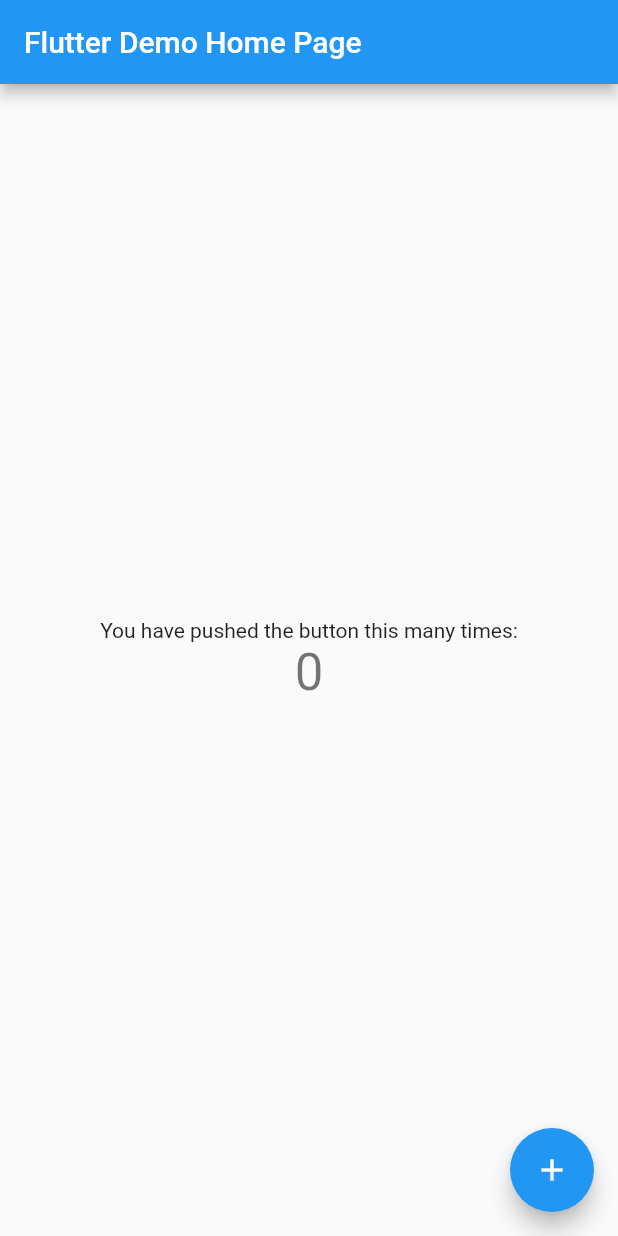
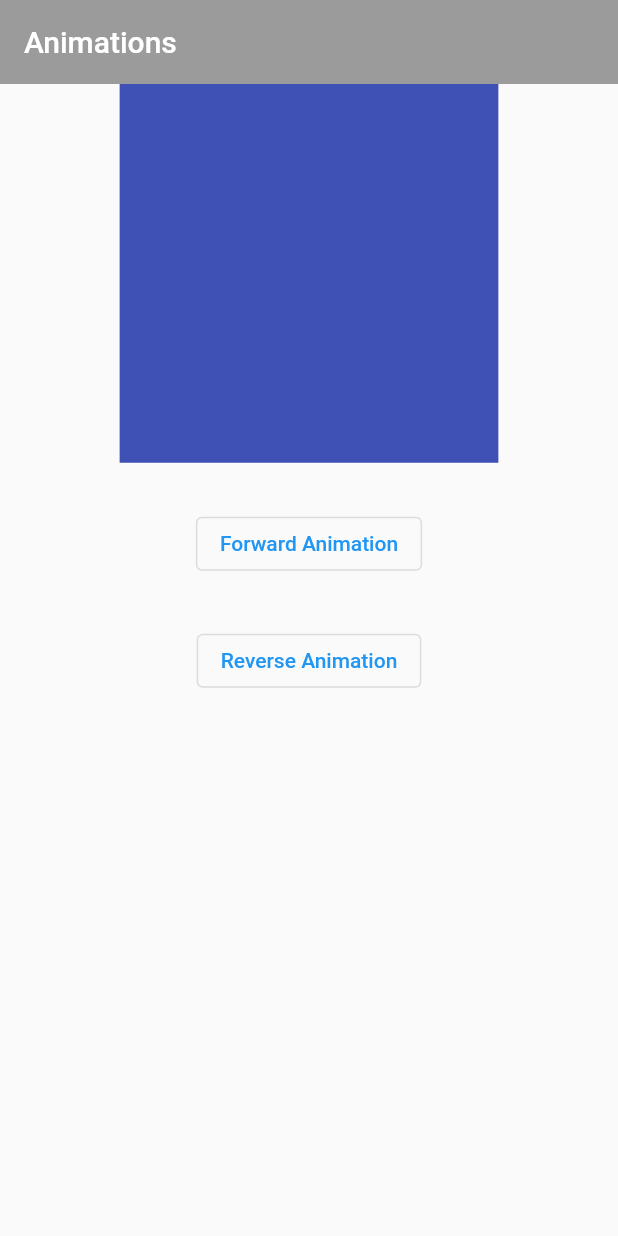
Before and after one commit to DipakShrestha-ADS/animations, a Flutter app: the screen it shows after launch, on a phone screen of 412 x 824 dp. Run offline on Flutter 3.47's test engine with Material 2 defaults, Android fonts, the phone set to English and light mode, and no system bars; our stand-ins replace flutter_bloc.

Commit message:
animations

```diff
--- a/lib/animations/animation_cubit.dart
+++ b/lib/animations/animation_cubit.dart
@@ -0,0 +1,23 @@
+import 'package:flutter/material.dart';
+import 'package:flutter_bloc/flutter_bloc.dart';
+
+class AnimationCubit extends Cubit<AnimationState> {
+  AnimationCubit() : super(AnimationState());
+
+  void animate(Animation<double> animation) {
+    emit(
+      AnimationState(
+        animation: animation,
+        height: animation.value,
+        width: animation.value,
+      ),
+    );
+  }
+}
+
+class AnimationState {
+  Animation? animation;
+  double? height;
+  double? width;
+  AnimationState({this.animation, height = 100, width = 100});
+}
--- a/lib/animations/animation_screen.dart
+++ b/lib/animations/animation_screen.dart
@@ -0,0 +1,86 @@
+import 'package:flutter/material.dart';
+
+class AnimationScreen extends StatefulWidget {
+  const AnimationScreen({Key? key}) : super(key: key);
+
+  @override
+  State<AnimationScreen> createState() => _AnimationScreenState();
+}
+
+class _AnimationScreenState extends State<AnimationScreen>
+    with SingleTickerProviderStateMixin {
+  late AnimationController animationController;
+  late Animation<double> animation;
+
+  @override
+  void initState() {
+    super.initState();
+    animationController = AnimationController(
+      vsync: this,
+      duration: const Duration(
+        seconds: 5,
+      ),
+      reverseDuration: const Duration(
+        seconds: 5,
+      ),
+    );
+    animation = Tween<double>(begin: 50, end: 500).animate(animationController)
+      ..addStatusListener((animationStatus) {
+        print("animation:${animation.value}");
+        if (animationStatus == AnimationStatus.completed) {
+          animationController.reverse();
+        } else if (animationStatus == AnimationStatus.dismissed) {
+          animationController.forward();
+        }
+      })
+      ..addListener(() {
+        // setState(() {});
+      });
+
+    animationController.forward();
+  }
+
+  @override
+  void dispose() {
+    animationController.dispose();
+    super.dispose();
+  }
+
+  @override
+  Widget build(BuildContext context) {
+    return Center(
+      child: Column(
+        children: [
+          AnimatedBuilder(
+            animation: animation,
+            builder: (context, child) {
+              return Container(
+                height: animation.value,
+                width: animation.value,
+                color: Colors.indigo,
+              );
+            },
+          ),
+          const SizedBox(
+            height: 30,
+          ),
+          OutlinedButton(
+            onPressed: () {
+              animationController.forward();
+            },
+            child: const Text("Forward Animation"),
+          ),
+          const SizedBox(
+            height: 30,
+          ),
+          OutlinedButton(
+            onPressed: () {
+              animationController.reverse();
+            },
+            child: const Text("Reverse Animation"),
+          ),
+        ],
+      ),
+    );
+  }
+}
--- a/lib/main.dart
+++ b/lib/main.dart
@@ -1,4 +1,8 @@
+import 'package:animations/animations/animation_cubit.dart';
 import 'package:flutter/material.dart';
+import 'package:flutter_bloc/flutter_bloc.dart';
+
+import 'animations/animation_screen.dart';
 
 void main() {
   runApp(const MyApp());
@@ -7,109 +11,22 @@ void main() {
 class MyApp extends StatelessWidget {
   const MyApp({Key? key}) : super(key: key);
 
-  // This widget is the root of your application.
   @override
   Widget build(BuildContext context) {
     return MaterialApp(
-      title: 'Flutter Demo',
-      theme: ThemeData(
-        // This is the theme of your application.
-        //
-        // Try running your application with "flutter run". You'll see the
-        // application has a blue toolbar. Then, without quitting the app, try
-        // changing the primarySwatch below to Colors.green and then invoke
-        // "hot reload" (press "r" in the console where you ran "flutter run",
-        // or simply save your changes to "hot reload" in a Flutter IDE).
-        // Notice that the counter didn't reset back to zero; the application
-        // is not restarted.
-        primarySwatch: Colors.blue,
+      debugShowCheckedModeBanner: false,
+      home: Scaffold(
+        appBar: AppBar(
+          backgroundColor: Colors.black38,
+          elevation: 0,
+          title: const Text("Animations"),
+        ),
+        body: BlocProvider(
+            create: (BuildContext context) {
+              return AnimationCubit();
+            },
+            child: const AnimationScreen()),
       ),
-      home: const MyHomePage(title: 'Flutter Demo Home Page'),
     );
   }
 }
-
-class MyHomePage extends StatefulWidget {
-  const MyHomePage({Key? key, required this.title}) : super(key: key);
-
-  // This widget is the home page of your application. It is stateful, meaning
-  // that it has a State object (defined below) that contains fields that affect
-  // how it looks.
-
-  // This class is the configuration for the state. It holds the values (in this
-  // case the title) provided by the parent (in this case the App widget) and
-  // used by the build method of the State. Fields in a Widget subclass are
-  // always marked "final".
-
-  final String title;
-
-  @override
-  State<MyHomePage> createState() => _MyHomePageState();
-}
-
-class _MyHomePageState extends State<MyHomePage> {
-  int _counter = 0;
-
-  void _incrementCounter() {
-    setState(() {
-      // This call to setState tells the Flutter framework that something has
-      // changed in this State, which causes it to rerun the build method below
-      // so that the display can reflect the updated values. If we changed
-      // _counter without calling setState(), then the build method would not be
-      // called again, and so nothing would appear to happen.
-      _counter++;
-    });
-  }
-
-  @override
-  Widget build(BuildContext context) {
-    // This method is rerun every time setState is called, for instance as done
-    // by the _incrementCounter method above.
-    //
-    // The Flutter framework has been optimized to make rerunning build methods
-    // fast, so that you can just rebuild anything that needs updating rather
-    // than having to individually change instances of widgets.
-    return Scaffold(
-      appBar: AppBar(
-        // Here we take the value from the MyHomePage object that was created by
-        // the App.build method, and use it to set our appbar title.
-        title: Text(widget.title),
-      ),
-      body: Center(
-        // Center is a layout widget. It takes a single child and positions it
-        // in the middle of the parent.
-        child: Column(
-          // Column is also a layout widget. It takes a list of children and
-          // arranges them vertically. By default, it sizes itself to fit its
-          // children horizontally, and tries to be as tall as its parent.
-          //
-          // Invoke "debug painting" (press "p" in the console, choose the
-          // "Toggle Debug Paint" action from the Flutter Inspector in Android
-          // Studio, or the "Toggle Debug Paint" command in Visual Studio Code)
-          // to see the wireframe for each widget.
-          //
-          // Column has various properties to control how it sizes itself and
-          // how it positions its children. Here we use mainAxisAlignment to
-          // center the children vertically; the main axis here is the vertical
-          // axis because Columns are vertical (the cross axis would be
-          // horizontal).
-          mainAxisAlignment: MainAxisAlignment.center,
-          children: <Widget>[
-            const Text(
-              'You have pushed the button this many times:',
-            ),
-            Text(
-              '$_counter',
-              style: Theme.of(context).textTheme.headline4,
-            ),
-          ],
-        ),
-      ),
-      floatingActionButton: FloatingActionButton(
-        onPressed: _incrementCounter,
-        tooltip: 'Increment',
-        child: const Icon(Icons.add),
-      ), // This trailing comma makes auto-formatting nicer for build methods.
-    );
-  }
-}
--- a/pubspec.yaml
+++ b/pubspec.yaml
@@ -34,6 +34,7 @@ dependencies:
   # The following adds the Cupertino Icons font to your application.
   # Use with the CupertinoIcons class for iOS style icons.
   cupertino_icons: ^1.0.2
+  flutter_bloc: ^8.1.1
 
 dev_dependencies:
   flutter_test:
```
Also changed, not shown: pubspec.lock.
